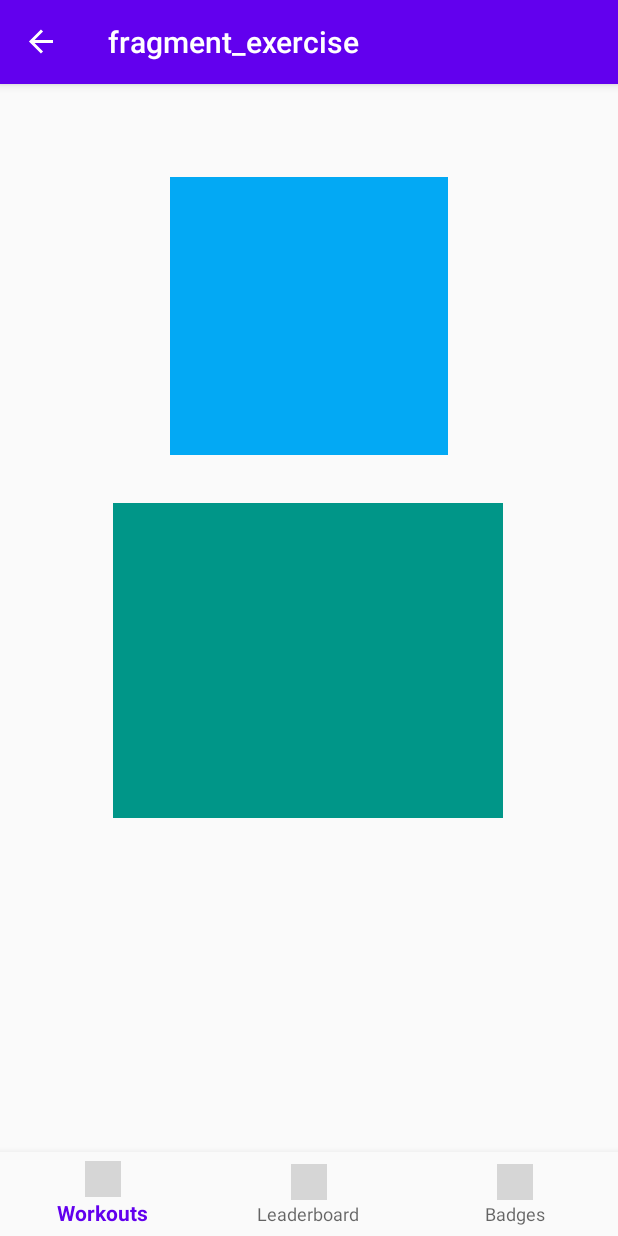
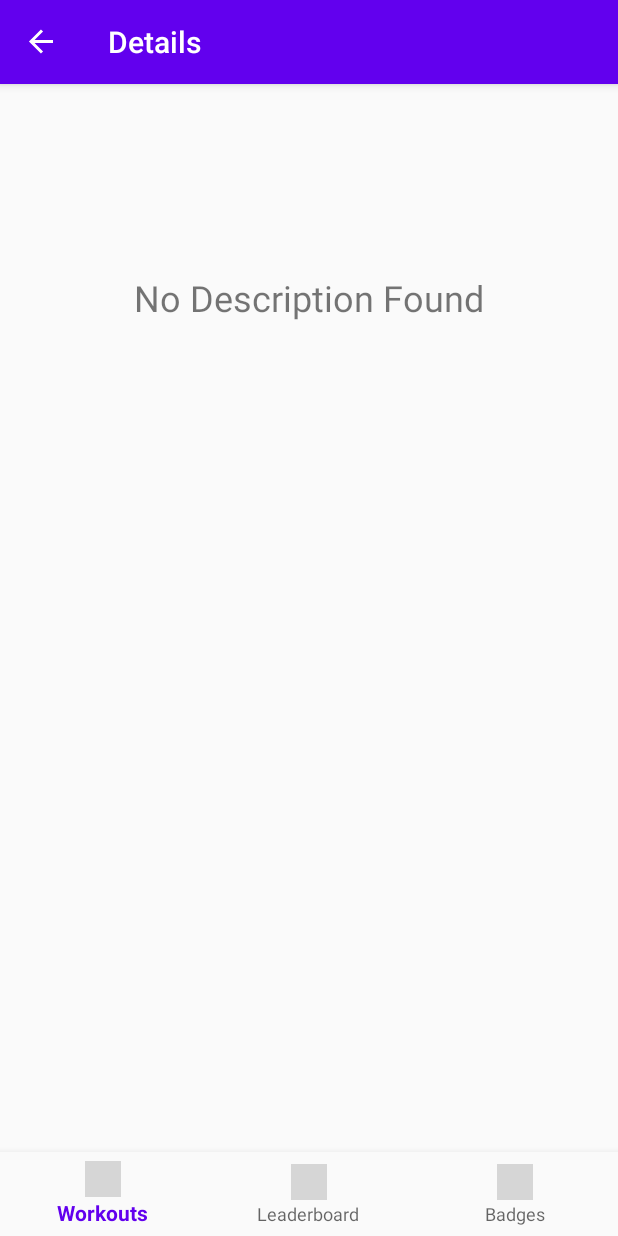
Before and after one commit to naporter/FitZique, an Android app: the ExerciseFragment screen opened through its navigation route, on a phone screen of 412 x 824 dp. Run offline under Robolectric (Android 15) with nearby library versions, the phone set to English and light mode, and no system bars; our stand-ins replace navigation-ui; grey boxes are pictures that could not be loaded.

Commit message:
Added capability to use ViewModel for ChestFragment and ExerciseFragment.

```diff
--- a/app/src/main/java/com/example/workoutapp/ui/home/ExerciseFragment.java
+++ b/app/src/main/java/com/example/workoutapp/ui/home/ExerciseFragment.java
@@ -1,28 +1,38 @@
 package com.example.workoutapp.ui.home;
 
+import android.graphics.drawable.Drawable;
+import android.media.Image;
 import android.os.Bundle;
 
 import androidx.annotation.NonNull;
 import androidx.annotation.Nullable;
 import androidx.fragment.app.Fragment;
+import androidx.lifecycle.Observer;
+import androidx.lifecycle.ViewModelProvider;
+import androidx.lifecycle.ViewModelProviders;
 import androidx.navigation.NavController;
 import androidx.navigation.Navigation;
 
 import android.view.LayoutInflater;
 import android.view.View;
 import android.view.ViewGroup;
+import android.widget.ImageView;
+import android.widget.TextView;
 
 import com.example.workoutapp.R;
 
 
-public class ExerciseFragment extends Fragment{
+public class ExerciseFragment extends Fragment {
 
+    private ImageView imageView;
+    private TextView descriptionText;
+    private HomeViewModel homeViewModel;
 
     public ExerciseFragment() {
         // Required empty public constructor
     }
 
-    public static ExerciseFragment newInstance(String param1, String param2) {
+    public static ExerciseFragment newInstance() {
         ExerciseFragment fragment = new ExerciseFragment();
         Bundle args = new Bundle();
         fragment.setArguments(args);
@@ -34,12 +44,29 @@ public class ExerciseFragment extends Fragment{
         super.onCreate(savedInstanceState);
     }
 
+    @Override
+    public void onViewCreated(@NonNull View view, @Nullable Bundle savedInstanceState) {
+        super.onViewCreated(view, savedInstanceState);
+        homeViewModel = new ViewModelProvider(requireActivity()).get(HomeViewModel.class);
+        homeViewModel.getText().observe(getViewLifecycleOwner(), new Observer<String>() {
+            @Override
+            public void onChanged(String s) {
+                descriptionText.setText(s);
+            }
+        });
+        homeViewModel.getImage().observe(getViewLifecycleOwner(), new Observer<Drawable>() {
+            @Override
+            public void onChanged(Drawable drawable) {
+                imageView.setBackground(drawable);
+            }
+        });
+    }
 
     @Override
-    public View onCreateView(LayoutInflater inflater, ViewGroup container,
-                             Bundle savedInstanceState) {
-
-        return inflater.inflate(R.layout.fragment_exercise, container, false);
+    public View onCreateView(LayoutInflater inflater, ViewGroup container, Bundle savedInstanceState) {
+        View view = inflater.inflate(R.layout.fragment_exercise, container, false);
+        imageView = view.findViewById(R.id.imageView);
+        descriptionText = view.findViewById(R.id.descriptionText);
+        return view;
     }
-
 }
--- a/app/src/main/java/com/example/workoutapp/ui/home/HomeViewModel.java
+++ b/app/src/main/java/com/example/workoutapp/ui/home/HomeViewModel.java
@@ -1,19 +1,40 @@
 package com.example.workoutapp.ui.home;
+
+import android.content.Context;
+import android.graphics.drawable.Drawable;
 
 import androidx.lifecycle.LiveData;
 import androidx.lifecycle.MutableLiveData;
 import androidx.lifecycle.ViewModel;
 
-public class HomeViewModel extends ViewModel { //Possible unused class, may delete
 
-    private MutableLiveData<String> mText;
+public class HomeViewModel extends ViewModel {
 
-    public HomeViewModel() {
-        mText = new MutableLiveData<>();
-        mText.setValue("This is home fragment");
+    private MutableLiveData<String> text;
+    private MutableLiveData<Drawable> image;
+
+    public HomeViewModel() { //creates defaults in the event that an image and/or text is not provided
+        text = new MutableLiveData<>();
+        image = new MutableLiveData<>();
+        text.setValue("No Description Found");
+//        image.setValue(ResourcesCompat.getDrawable(getResources(), R.drawable.ic_launcher_foreground, getContext().getTheme()));
+    }
+
+    //setters for ExerciseFragments ImageView and TextView
+    public void setText(String text){
+        this.text.setValue(text);
+    }
+
+    public void setImage(Drawable image){
+        this.image.setValue(image);
+    }
+
+    //getters for ExerciseFragments ImageView and TextView
+    public LiveData<Drawable> getImage(){
+        return image;
     }
 
     public LiveData<String> getText() {
-        return mText;
+        return text;
     }
 }
--- a/app/src/main/res/layout/activity_main.xml
+++ b/app/src/main/res/layout/activity_main.xml
@@ -1,7 +1,6 @@
 <?xml version="1.0" encoding="utf-8"?>
 <androidx.constraintlayout.widget.ConstraintLayout xmlns:android="http://schemas.android.com/apk/res/android"
     xmlns:app="http://schemas.android.com/apk/res-auto"
-    xmlns:tools="http://schemas.android.com/tools"
     android:id="@+id/container"
     android:layout_width="match_parent"
     android:layout_height="match_parent">
--- a/app/src/main/res/layout/fragment_chest.xml
+++ b/app/src/main/res/layout/fragment_chest.xml
@@ -21,6 +21,7 @@
             android:orientation="vertical">
 
             <Button
+                android:id="@+id/barbellBenchPressBtn"
                 android:layout_width="match_parent"
                 android:layout_height="match_parent"
                 android:background="@android:color/transparent"
--- a/app/src/main/res/layout/fragment_exercise.xml
+++ b/app/src/main/res/layout/fragment_exercise.xml
@@ -7,24 +7,24 @@
 
     <ImageView
         android:id="@+id/imageView"
-        android:layout_width="185dp"
-        android:layout_height="185dp"
+        android:layout_width="wrap_content"
+        android:layout_height="wrap_content"
         android:layout_marginTop="62dp"
-        android:background="#03A9F4"
         app:layout_constraintEnd_toEndOf="parent"
         app:layout_constraintStart_toStartOf="parent"
         app:layout_constraintTop_toTopOf="parent" />
 
     <TextView
         android:id="@+id/descriptionText"
-        android:layout_width="260dp"
-        android:layout_height="210dp"
-        android:layout_marginTop="32dp"
-        android:background="#009688"
+        android:layout_width="wrap_content"
+        android:layout_height="wrap_content"
+        android:layout_marginTop="64dp"
         android:gravity="center"
         android:shadowColor="#000000"
         android:shadowDx="10"
         android:shadowDy="10"
+        android:textAlignment="center"
+        android:textSize="24sp"
         app:layout_constraintEnd_toEndOf="parent"
         app:layout_constraintHorizontal_bias="0.495"
         app:layout_constraintStart_toStartOf="parent"
--- a/app/src/main/res/navigation/mobile_navigation.xml
+++ b/app/src/main/res/navigation/mobile_navigation.xml
@@ -19,7 +19,7 @@
     <fragment
         android:id="@+id/navigation_home"
         android:name="com.example.workoutapp.ui.home.HomeFragment"
-        android:label="fragment_home"
+        android:label="Workouts"
         tools:layout="@layout/fragment_home" >
         <action
             android:id="@+id/action_homeFragment_to_legsFragment"
@@ -40,7 +40,7 @@
     <fragment
         android:id="@+id/legsFragment"
         android:name="com.example.workoutapp.ui.home.LegsFragment"
-        android:label="fragment_legs"
+        android:label="Leg Exercises"
         tools:layout="@layout/fragment_legs" >
         <action
             android:id="@+id/action_legsFragment_to_exerciseFragment"
@@ -49,7 +49,7 @@
     <fragment
         android:id="@+id/armsFragment"
         android:name="com.example.workoutapp.ui.home.ArmsFragment"
-        android:label="fragment_arms"
+        android:label="Arm Exercises"
         tools:layout="@layout/fragment_arms" >
         <action
             android:id="@+id/action_armsFragment_to_exerciseFragment"
@@ -58,12 +58,12 @@
     <fragment
         android:id="@+id/exerciseFragment"
         android:name="com.example.workoutapp.ui.home.ExerciseFragment"
-        android:label="fragment_exercise"
+        android:label="Details"
         tools:layout="@layout/fragment_exercise" />
     <fragment
         android:id="@+id/chestFragment"
         android:name="com.example.workoutapp.ui.home.ChestFragment"
-        android:label="fragment_chest"
+        android:label="Chest Exercises"
         tools:layout="@layout/fragment_chest" >
         <action
             android:id="@+id/action_chestFragment_to_exerciseFragment"
@@ -72,7 +72,7 @@
     <fragment
         android:id="@+id/absFragment"
         android:name="com.example.workoutapp.ui.home.AbsFragment"
-        android:label="fragment_abs"
+        android:label="Abdominal Exercises"
         tools:layout="@layout/fragment_abs" >
         <action
             android:id="@+id/action_absFragment_to_exerciseFragment"
@@ -81,7 +81,7 @@
     <fragment
         android:id="@+id/backFragment"
         android:name="com.example.workoutapp.ui.home.BackFragment"
-        android:label="fragment_back"
+        android:label="Back Exercises"
         tools:layout="@layout/fragment_back" >
         <action
             android:id="@+id/action_backFragment_to_exerciseFragment"
```
Also changed, not shown: app/src/main/java/com/example/workoutapp/ui/home/ChestFragment.java (+22 -9 lines), app/src/main/res/layout/fragment_notifications.xml (+0 -9 lines).
